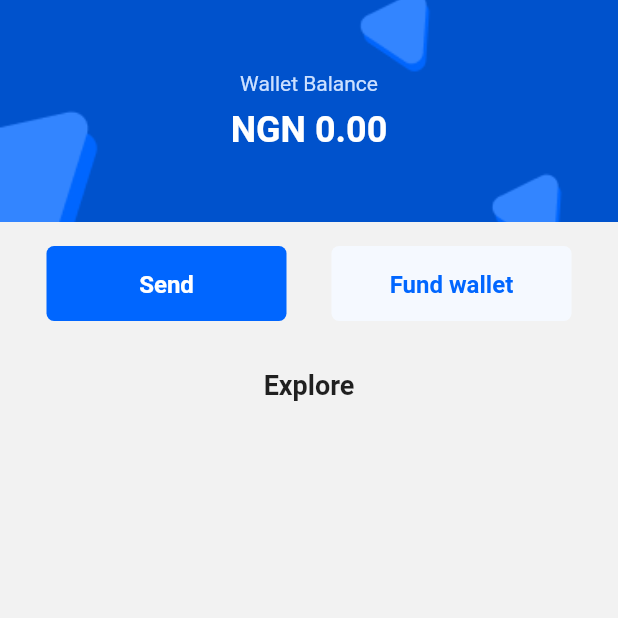
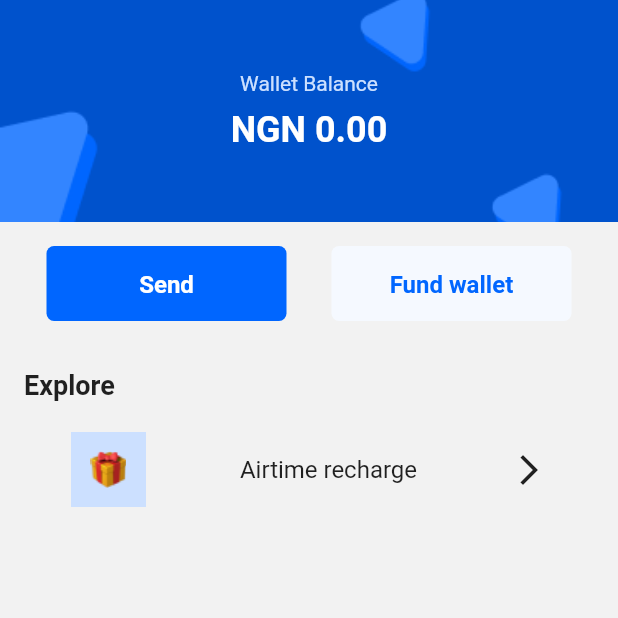
Before and after one commit to Allename/Sylar, a Flutter app: the HomeScreen screen opened directly, on a phone screen of 412 x 824 dp, the top half of it. Run offline on Flutter 3.47's test engine with Material 2 defaults, Android fonts, the light colour scheme and no system bars.

Commit message:
added items in homescreen

```diff
--- a/lib/screens/homescreen/homescreen.dart
+++ b/lib/screens/homescreen/homescreen.dart
@@ -1,4 +1,5 @@
 import 'package:flutter/material.dart';
+import 'package:sylar/screens/homescreen/widgets/items.dart';
 import 'package:sylar/screens/homescreen/widgets/transact_button.dart';
 import 'package:sylar/screens/homescreen/widgets/wallet_balance.dart';
 import 'package:sylar/utils/constants.dart';
@@ -40,7 +41,9 @@ class _HomeScreenState extends State<HomeScreen> {
               const SizedBox(height: 16.0),
               const TransactButton(),
               const SizedBox(height: 32.0),
-              Column(
+              Padding(
+                padding: const EdgeInsets.symmetric(horizontal: 16.0),
+                child: Column(
                   crossAxisAlignment: CrossAxisAlignment.start,
                   children: const <Widget> [
                     Text(
@@ -51,7 +54,9 @@ class _HomeScreenState extends State<HomeScreen> {
                       ),
                     ),
                     SizedBox(height: 21.0),
+                    Items(image: 'assets/images/gift.png', text: 'Airtime recharge'),
                   ],
+                ),
               ),
             ],
           ),
--- a/lib/screens/homescreen/widgets/items.dart
+++ b/lib/screens/homescreen/widgets/items.dart
@@ -8,8 +8,8 @@ class Items extends StatelessWidget {
 
   @override
   Widget build(BuildContext context) {
-    return Container(
-      child: Row(
+    return Row(
+      mainAxisAlignment: MainAxisAlignment.spaceAround,
       children: <Widget> [
         Container(
           width: 50,
@@ -19,8 +19,15 @@ class Items extends StatelessWidget {
             child: Image.asset(image),
           ),
         ),
+        Text(
+          text,
+          style: const TextStyle(
+            fontSize: 16,
+            fontWeight: FontWeight.w400,
+          ),
+        ),
+        const Icon(Icons.arrow_forward_ios_sharp),
       ],
-      ),
     );
   }
 }
```
Lines whose indentation alone changed are shown as unchanged.
